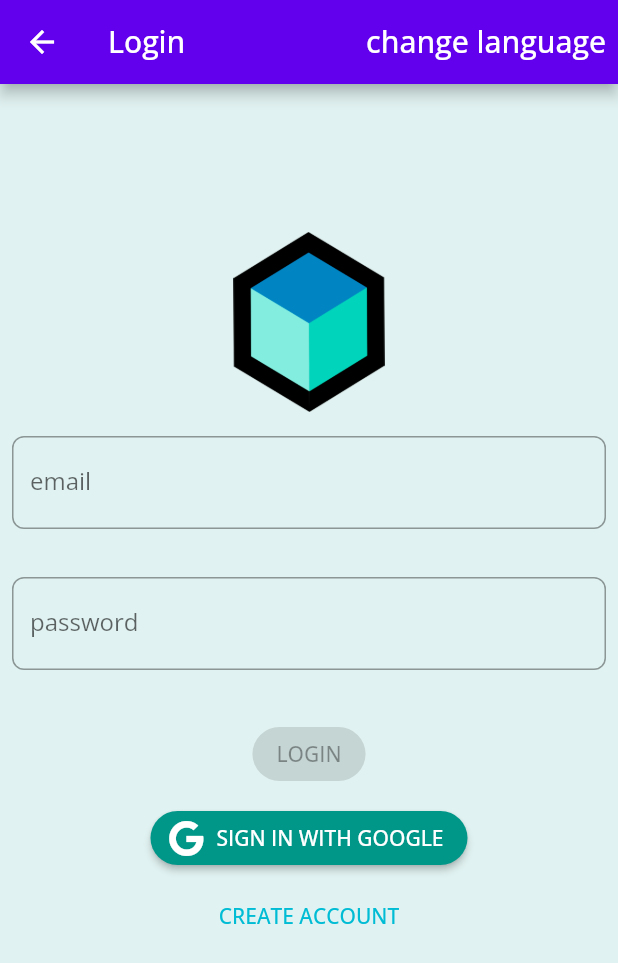
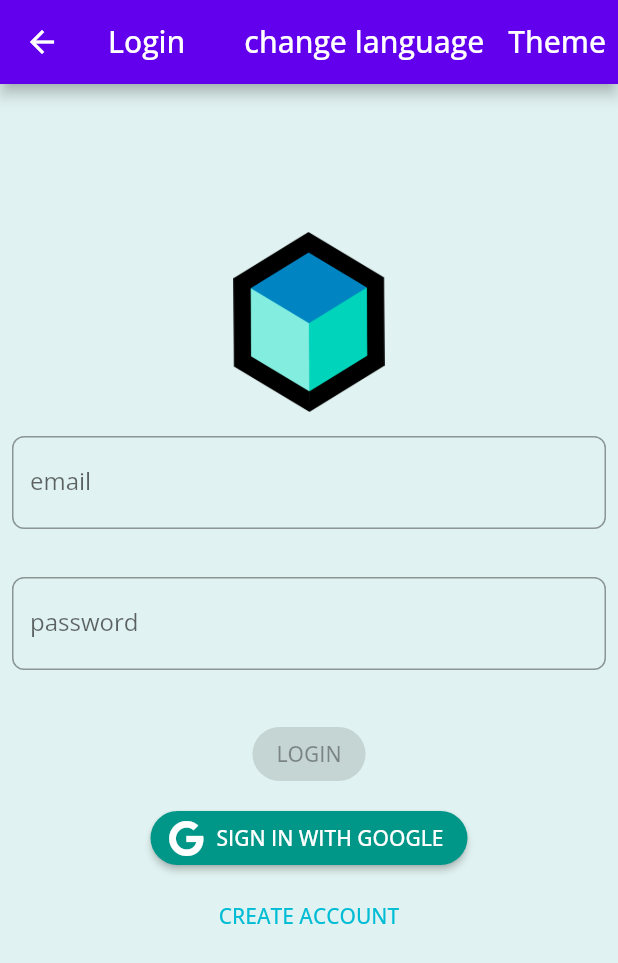
Before and after one commit to Sancene/bloc_learn, a Flutter app: the LoginPage screen opened directly, after a tap on "смена языка", on a phone screen of 412 x 824 dp. Shown: the top 963 px of the screen. Run offline on Flutter 3.47's test engine with Material 2 defaults, Android fonts, the phone set to English and light mode, and no system bars; our stand-ins replace bloc, equatable, firebase_auth, firebase_core, flutter_bloc, font_awesome_flutter and 3 more; missing offline and left inert: firebase_auth_platform_interface, flow_builder, very_good_analysis; accounts and stored records are empty.

Commit message:
theme change cubit

```diff
--- /dev/null
+++ b/lib/app/theme_cubit/theme_cubit.dart
@@ -0,0 +1,18 @@
+import 'package:bloc/bloc.dart';
+import 'package:bloc_learn/theme.dart';
+import 'package:equatable/equatable.dart';
+import 'package:flutter/material.dart';
+import 'package:meta/meta.dart';
+
+part 'theme_state.dart';
+
+class ThemeCubit extends Cubit<ThemeState> {
+  ThemeCubit() : super(ThemeState.initial());
+
+  void SwitchTheme() {
+    if (state.theme == themes[AppTheme.lightTheme])
+      emit(state.copyWith(theme: themes[AppTheme.darkTheme]));
+    else
+      emit(state.copyWith(theme: themes[AppTheme.lightTheme]));
+  }
+}
--- /dev/null
+++ b/lib/app/theme_cubit/theme_state.dart
@@ -0,0 +1,21 @@
+part of 'theme_cubit.dart';
+
+class ThemeState extends Equatable {
+  final ThemeData theme;
+
+  ThemeState({required this.theme});
+
+  factory ThemeState.initial() =>
+      ThemeState(theme: themes[AppTheme.lightTheme]!);
+
+  ThemeState copyWith({
+    ThemeData? theme,
+  }) {
+    return ThemeState(
+      theme: theme ?? this.theme,
+    );
+  }
+
+  @override
+  List<Object?> get props => [theme];
+}
--- a/lib/app/view/app.dart
+++ b/lib/app/view/app.dart
@@ -1,6 +1,7 @@
 import 'package:authentication_repository/authentication_repository.dart';
 import 'package:bloc_learn/app/app.dart';
 import 'package:bloc_learn/app/locale_bloc/locale_bloc.dart';
+import 'package:bloc_learn/app/theme_cubit/theme_cubit.dart';
 import 'package:bloc_learn/theme.dart';
 import 'package:flow_builder/flow_builder.dart';
 import 'package:flutter/material.dart';
@@ -38,10 +39,15 @@ class AppView extends StatelessWidget {
 
   @override
   Widget build(BuildContext context) {
-    return BlocProvider<LocaleBloc>(
-      create: (localeBlocContext) => LocaleBloc(),
+    return MultiBlocProvider(
+      providers: [
+        BlocProvider<LocaleBloc>(create: (localeBlocContext) => LocaleBloc()),
+        BlocProvider<ThemeCubit>(create: (themeCubitContext) => ThemeCubit()),
+      ],
       child: BlocBuilder<LocaleBloc, LocaleState>(
-        builder: (context, state) {
+        builder: (context, localeState) {
+          return BlocBuilder<ThemeCubit, ThemeState>(
+            builder: (context, themeState) {
               return MaterialApp(
                 localizationsDelegates: [
                   S.delegate,
@@ -49,15 +55,17 @@ class AppView extends StatelessWidget {
                   GlobalWidgetsLocalizations.delegate,
                   GlobalCupertinoLocalizations.delegate,
                 ],
-            locale: state.locale,
+                locale: localeState.locale,
                 supportedLocales: S.delegate.supportedLocales,
-            theme: theme,
+                theme: themeState.theme,
                 home: FlowBuilder<AppStatus>(
                   state: context.select((AppBloc bloc) => bloc.state.status),
                   onGeneratePages: onGenerateAppViewPages,
                 ),
               );
             },
+          );
+        },
       ),
     );
   }
--- a/lib/login/view/login_page.dart
+++ b/lib/login/view/login_page.dart
@@ -1,5 +1,6 @@
 import 'package:authentication_repository/authentication_repository.dart';
 import 'package:bloc_learn/app/locale_bloc/locale_bloc.dart';
+import 'package:bloc_learn/app/theme_cubit/theme_cubit.dart';
 import 'package:bloc_learn/generated/l10n.dart';
 import 'package:bloc_learn/login/cubit/login_cubit.dart';
 import 'package:bloc_learn/login/login.dart';
@@ -18,10 +19,19 @@ class LoginPage extends StatelessWidget {
         title: Text(S.of(context).login),
         actions: [
           TextButton(
-            onPressed: () => BlocProvider.of<LocaleBloc>(context)
-              ..add(LoadLocale()),
-            child: Text(S.of(context).changeLocale,
-                style: const TextStyle(color: Colors.white, fontSize: 20)),
+            onPressed: () =>
+                BlocProvider.of<LocaleBloc>(context)..add(LoadLocale()),
+            child: Text(
+              S.of(context).changeLocale,
+              style: const TextStyle(color: Colors.white, fontSize: 20),
+            ),
+          ),
+          TextButton(
+            onPressed: () => BlocProvider.of<ThemeCubit>(context).SwitchTheme(),
+            child: const Text(
+              'Theme',
+              style: TextStyle(color: Colors.white, fontSize: 20),
+            ),
           ),
         ],
       ),
--- a/lib/theme.dart
+++ b/lib/theme.dart
@@ -1,7 +1,13 @@
 import 'package:flutter/material.dart';
 import 'package:google_fonts/google_fonts.dart';
 
-final theme = ThemeData(
+enum AppTheme {
+  lightTheme,
+  darkTheme,
+}
+
+final themes = {
+  AppTheme.lightTheme: ThemeData(
     textTheme: GoogleFonts.openSansTextTheme(),
     primaryColorDark: const Color(0xFF0097A7),
     primaryColorLight: const Color(0xFFB2EBF2),
@@ -13,4 +19,19 @@ final theme = ThemeData(
         borderRadius: BorderRadius.circular(8),
       ),
     ),
-);
+  ),
+  //TODO: bad colors
+  AppTheme.darkTheme: ThemeData(
+    textTheme: GoogleFonts.openSansTextTheme(),
+    primaryColorDark: const Color(0xFFD500F9),
+    primaryColorLight: const Color(0xFF121212),
+    primaryColor: const Color(0xFFD735FA),
+    colorScheme: const ColorScheme.light(secondary: Color(0xFFD500F9)),
+    scaffoldBackgroundColor: const Color(0xFF121212),
+    inputDecorationTheme: InputDecorationTheme(
+      border: OutlineInputBorder(
+        borderRadius: BorderRadius.circular(8),
+      ),
+    ),
+  )
+};
```
Lines whose indentation alone changed are shown as unchanged.
